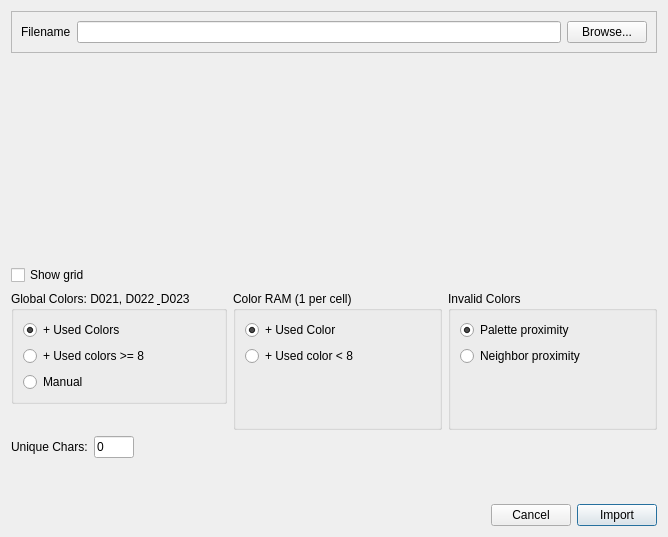
Before: the Qt Designer form src/importkoaladialog.ui in ricardoquesada/vchar64, drawn with Qt 5.
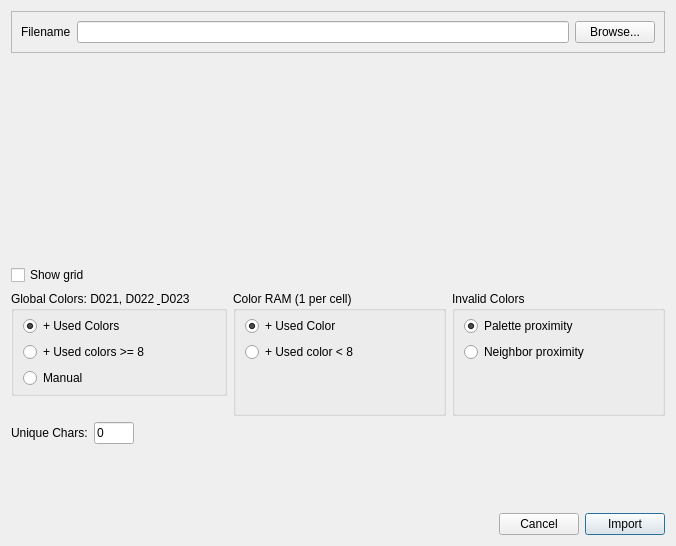
After: the same form once the commit is applied. Custom widgets are drawn as their Qt base class.

Commit message: better layout

```diff
--- a/src/importkoaladialog.ui
+++ b/src/importkoaladialog.ui
@@ -2,10 +2,18 @@
 <ui version="4.0">
  <class>ImportKoalaDialog</class>
  <widget class="QDialog" name="ImportKoalaDialog">
+  <property name="geometry">
+   <rect>
+    <x>0</x>
+    <y>0</y>
+    <width>676</width>
+    <height>546</height>
+   </rect>
+  </property>
   <property name="windowTitle">
    <string>Import Koala</string>
   </property>
-  <layout class="QVBoxLayout" name="verticalLayout_2">
+  <layout class="QVBoxLayout" name="verticalLayout">
    <item>
     <widget class="QFrame" name="frame">
      <property name="frameShape">
@@ -67,15 +75,22 @@
     </widget>
    </item>
    <item>
-    <layout class="QHBoxLayout" name="horizontalLayout_5">
-     <item>
-      <layout class="QVBoxLayout" name="verticalLayout">
-       <item>
+    <layout class="QGridLayout" name="gridLayout_3">
+     <property name="verticalSpacing">
+      <number>0</number>
+     </property>
+     <item row="0" column="0">
         <widget class="QGroupBox" name="groupBox">
          <property name="title">
           <string>Global Colors: D021, D022 &amp; D023</string>
          </property>
          <layout class="QVBoxLayout" name="verticalLayout_5">
+        <property name="topMargin">
+         <number>5</number>
+        </property>
+        <property name="bottomMargin">
+         <number>5</number>
+        </property>
           <item>
            <widget class="QRadioButton" name="radioD02xMostUsed">
             <property name="text">
@@ -101,19 +116,13 @@
            </widget>
           </item>
          </layout>
-         <zorder>radioD02xMostUsed</zorder>
-         <zorder>radioD02xMostUsedHi</zorder>
-         <zorder>radioD02xManual</zorder>
-         <zorder>widgetD022</zorder>
-         <zorder>widgetD023</zorder>
-         <zorder>widgetD021</zorder>
-         <zorder>widgetD023</zorder>
-         <zorder>widgetD021</zorder>
-         <zorder>widgetD022</zorder>
-        </widget>
-       </item>
-       <item>
-        <layout class="QHBoxLayout" name="horizontalLayout_2">
+      </widget>
+     </item>
+     <item row="1" column="0">
+      <layout class="QHBoxLayout" name="horizontalLayout_5">
+       <property name="spacing">
+        <number>0</number>
+       </property>
          <item>
           <widget class="ColorRectWidget" name="widgetD021" native="true">
            <property name="minimumSize">
@@ -146,14 +155,18 @@
          </item>
         </layout>
        </item>
-      </layout>
-     </item>
-     <item>
+     <item row="0" column="1" rowspan="2">
       <widget class="QGroupBox" name="groupBox_2">
        <property name="title">
         <string>Color RAM (1 per cell)</string>
        </property>
        <layout class="QVBoxLayout" name="verticalLayout_3">
+        <property name="topMargin">
+         <number>5</number>
+        </property>
+        <property name="bottomMargin">
+         <number>5</number>
+        </property>
         <item>
          <widget class="QRadioButton" name="radioForegroundMostUsed">
           <property name="text">
@@ -187,12 +200,18 @@
        </layout>
       </widget>
      </item>
-     <item>
+     <item row="0" column="2" rowspan="2">
       <widget class="QGroupBox" name="groupBox_4">
        <property name="title">
         <string>Invalid Colors</string>
        </property>
        <layout class="QVBoxLayout" name="verticalLayout_4">
+        <property name="topMargin">
+         <number>5</number>
+        </property>
+        <property name="bottomMargin">
+         <number>5</number>
+        </property>
         <item>
          <widget class="QRadioButton" name="radioButtonPalette">
           <property name="text">
```
Left out of the diff: 10 changed lines with no effect on the pictures. Lines whose indentation alone changed are shown as unchanged. The commit also changes 1 other file.
